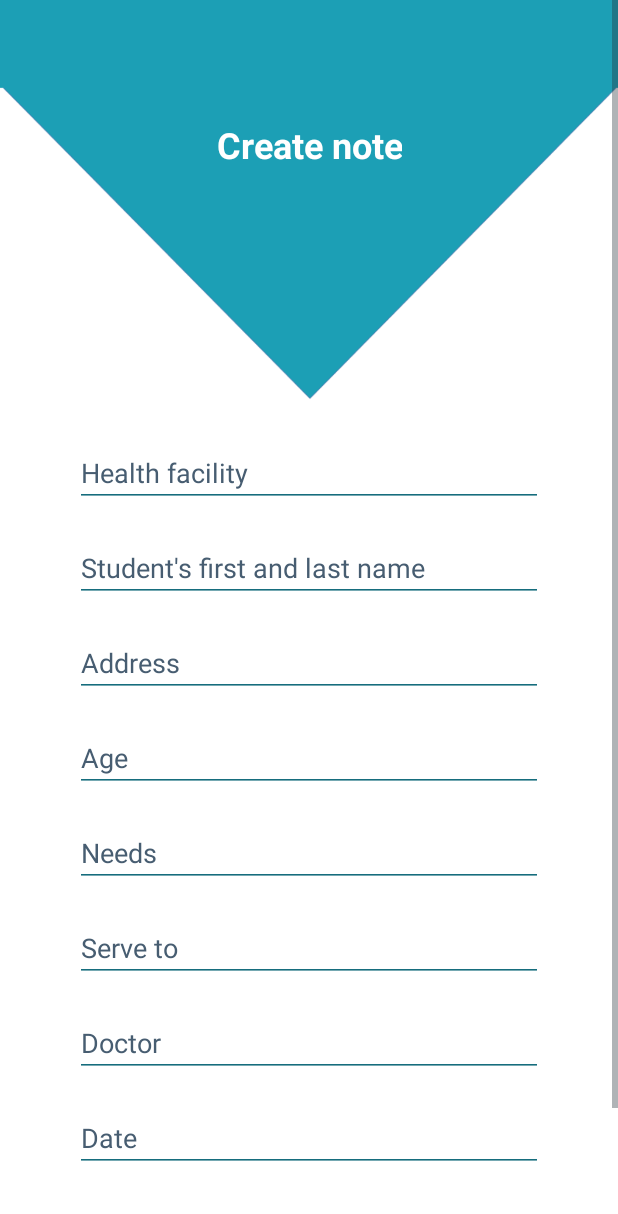
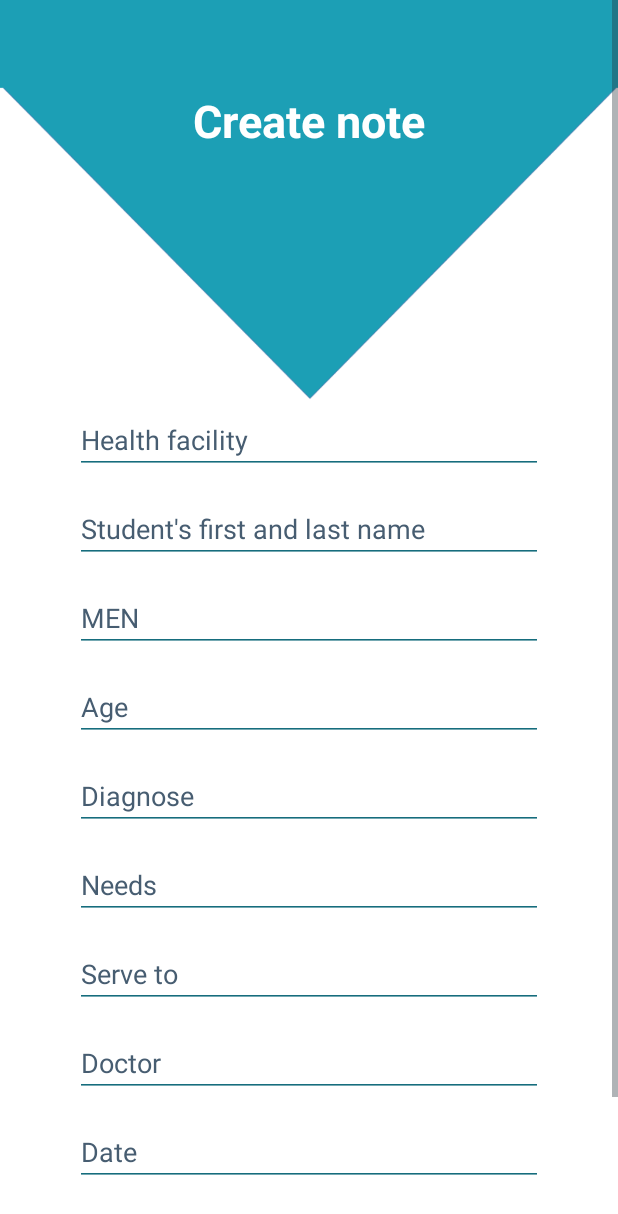
Before and after one commit to sabaton1111/MediNote-Android-master, an Android app: the fragment Create_fragment shown on its own in the app's theme, on a phone screen of 412 x 824 dp. Shown: the top 1214 px of the screen. Run offline under Robolectric (Android 15) with nearby library versions, the phone set to English and light mode, and no system bars.

Commit message:
Progress on adding medical note

```diff
--- a/app/src/main/java/com/skullybunny/medinoteservices/medinote/Create_fragment.java
+++ b/app/src/main/java/com/skullybunny/medinoteservices/medinote/Create_fragment.java
@@ -6,13 +6,27 @@ import android.os.Bundle;
 import android.view.LayoutInflater;
 import android.view.View;
 import android.view.ViewGroup;
+import android.widget.Button;
+import android.widget.EditText;
 
 public class Create_fragment extends Fragment{
+
+    EditText mEditTextHealthFacilityName;
+    EditText mEditTextStudentName;
+    EditText mEditTextMEN;
+    EditText mEditTextAge;
+    EditText mEditTextDiagnose;
+    EditText mEditTextNeeds;
+    EditText mEditTextServeTo;
+    EditText mEditTextDoctor;
+    EditText mEditTextDate;
+    Button mBtnCreateMedicalNote;
+    MedicalNoteAddDTO mMedicalNoteAddDTO;
 
     private void ChangeFragment(Fragment fragment, boolean addReverseTransaction)
     {
         FragmentTransaction fragmentTransaction = getFragmentManager().beginTransaction();
-        fragmentTransaction.replace(R.id.container_home, fragment);
+        fragmentTransaction.replace(R.id.container, fragment);
         if (addReverseTransaction)
         {
             fragmentTransaction.addToBackStack(null);
@@ -24,7 +38,40 @@ public class Create_fragment extends Fragment{
     public View onCreateView(LayoutInflater inflater, ViewGroup container, Bundle savedInstanceState) {
         View view = inflater.inflate(R.layout.create_fragment, container, false);
 
+        initializeViews(view);
+
+        mBtnCreateMedicalNote.setOnClickListener(new View.OnClickListener() {
+            @Override
+            public void onClick(View v) {
+                handleCreateMedicalNoteClick();
+            }
+        });
+        fillMedicalNote();
 
         return view;
     }
+
+    private void fillMedicalNote()
+    {
+
+    }
+
+    private void initializeViews(View view)
+    {
+        mEditTextHealthFacilityName = (EditText) view.findViewById(R.id.editTextHealthFacilityCreate);
+        mEditTextStudentName = (EditText) view.findViewById(R.id.editTextStudentNameCreate);
+        mEditTextMEN = (EditText) view.findViewById(R.id.editTextMENCreate);
+        mEditTextAge = (EditText) view.findViewById(R.id.editTextAgeCreate);
+        mEditTextDiagnose = (EditText) view.findViewById(R.id.editTextDiagnoseCreate);
+        mEditTextNeeds = (EditText) view.findViewById(R.id.editTextNeedsCreate);
+        mEditTextServeTo = (EditText) view.findViewById(R.id.editTextServeCreateNote);
+        mEditTextDoctor = (EditText) view.findViewById(R.id.editTextDoctorCreateNote);
+        mEditTextDate = (EditText) view.findViewById(R.id.editTextDateCreateNote);
+        mBtnCreateMedicalNote = (Button) view.findViewById(R.id.buttonCreateNote);
+    }
+
+    private void handleCreateMedicalNoteClick()
+    {
+        mMedicalNoteAddDTO = new MedicalNoteAddDTO();
+    }
 }
--- a/app/src/main/java/com/skullybunny/medinoteservices/medinote/MediNoteWebAPI.java
+++ b/app/src/main/java/com/skullybunny/medinoteservices/medinote/MediNoteWebAPI.java
@@ -30,4 +30,7 @@ public interface MediNoteWebAPI {
 
     @GET("api/medicalnotes/{men}")
     Call<MedicalNote> getMedicalNoteByMEN(@Path("men") String men, @Header("Authorization") String token);
+
+    @POST("api/medicalnotes")
+    Call<Void> addMedicalNote(@Body MedicalNote medicalNote, @Header("Authorization") String token);
 }
--- a/app/src/main/java/com/skullybunny/medinoteservices/medinote/MedicalNote.java
+++ b/app/src/main/java/com/skullybunny/medinoteservices/medinote/MedicalNote.java
@@ -57,6 +57,11 @@ public class MedicalNote {
 
     @SerializedName("MEN")
     private String men;
+
+    public MedicalNote()
+    {
+
+    }
 
     public int getId() {
         return id;
--- a/app/src/main/java/com/skullybunny/medinoteservices/medinote/Registration_fragment.java
+++ b/app/src/main/java/com/skullybunny/medinoteservices/medinote/Registration_fragment.java
@@ -22,7 +22,7 @@ public class Registration_fragment extends Fragment {
 
     Activity mActivity;
     MediNoteWebAPI mMediNoteWebAPI;
-    Button mRegisterButton;
+    Button mBtnRegister;
     EditText mEditTextName;
     EditText mEditTextUIN;
     EditText mEditTextPosition;
@@ -55,7 +55,7 @@ public class Registration_fragment extends Fragment {
     public View onCreateView(LayoutInflater inflater, ViewGroup container, Bundle savedInstanceState) {
         View view = inflater.inflate(R.layout.registration_fragment, container, false);
 
-        mRegisterButton = (Button) view.findViewById(R.id.buttonRegisterDoctor);
+        mBtnRegister = (Button) view.findViewById(R.id.buttonRegisterDoctor);
         mEditTextName = (EditText) view.findViewById(R.id.editTextDoctorName);
         mEditTextUIN = (EditText) view.findViewById(R.id.editTextUIN);
         mEditTextPosition = (EditText) view.findViewById(R.id.editTextPosition);
@@ -66,7 +66,7 @@ public class Registration_fragment extends Fragment {
         mEditTextPassword = (EditText) view.findViewById(R.id.editTextDoctorPassword);
         mEditTextConfirmPassword = (EditText) view.findViewById(R.id.editTextDoctorPasswordRepeat);
 
-        mRegisterButton.setOnClickListener(
+        mBtnRegister.setOnClickListener(
                 new View.OnClickListener() {
                     @Override
                     public void onClick(View view) {
--- a/app/src/main/res/layout/create_fragment.xml
+++ b/app/src/main/res/layout/create_fragment.xml
@@ -16,7 +16,8 @@
             android:layout_alignParentStart="true">
             <RelativeLayout
                 android:layout_width="match_parent"
-                android:layout_height="match_parent">
+                android:layout_height="wrap_content"
+                >
                 <ImageView
                     android:id="@+id/background_one"
                     android:layout_width="match_parent"
@@ -25,18 +26,17 @@
                     android:layout_height="wrap_content"
                     />
 
-
                 <TextView
                     android:text="@string/create_note1"
-                    android:layout_width="wrap_content"
+                    android:layout_width="match_parent"
+                    android:id="@+id/textView"
                     android:layout_height="wrap_content"
                     android:layout_marginStart="30dp"
-                    android:layout_marginTop="80dp"
-                    android:textColor="@android:color/white"
-                    android:id="@+id/textView"
-                    android:textSize="24sp"
+                    android:layout_marginTop="60dp"
+                    android:textSize="30sp"
                     android:textStyle="bold"
                     android:textAlignment="center"
+                    android:textColor="@android:color/white"
                     android:layout_centerHorizontal="true"/>
 
                 <EditText
@@ -44,7 +44,8 @@
                     android:layout_height="wrap_content"
                     android:id="@+id/editTextHealthFacilityCreate"
                     android:layout_below="@+id/textView"
-                    android:layout_marginTop="180dp"
+                    android:layout_marginTop="170dp"
+                    android:textColor="@color/colorPrimaryDark"
                     android:hint="@string/health_facility"
                     android:textColorHint="@color/hintTextColor"
                     android:theme="@style/MyEditTextTheme"
@@ -60,49 +61,67 @@
                     android:hint="@string/student_s_first_and_last_name"
                     android:layout_below="@+id/editTextHealthFacilityCreate"
                     android:textColorHint="@color/hintTextColor"
-                    android:layout_marginTop="18dp"
+                    android:layout_marginTop="14dp"
                     android:theme="@style/MyEditTextTheme"
                     android:layout_marginLeft="50dp"
                     android:ems="10"
+                    android:textColor="@color/colorPrimaryDark"
                     android:layout_marginRight="50dp"/>
 
                 <EditText
                     android:layout_width="match_parent"
                     android:layout_height="wrap_content"
-                    android:id="@+id/editTextAddressCreate"
+                    android:id="@+id/editTextMENCreate"
                     android:layout_below="@+id/editTextStudentNameCreate"
-                    android:layout_marginTop="18dp"
-                    android:hint="@string/address"
+                    android:layout_marginTop="14dp"
+                    android:hint="@string/MEN"
+                    android:inputType="number"
                     android:textColorHint="@color/hintTextColor"
                     android:theme="@style/MyEditTextTheme"
                     android:layout_marginLeft="50dp"
                     android:ems="10"
+                    android:textColor="@color/colorPrimaryDark"
                     android:layout_marginRight="50dp"/>
 
                 <EditText
                     android:layout_width="match_parent"
                     android:layout_height="wrap_content"
                     android:id="@+id/editTextAgeCreate"
-                    android:layout_below="@+id/editTextAddressCreate"
-                    android:layout_marginTop="18dp"
+                    android:layout_below="@+id/editTextMENCreate"
+                    android:layout_marginTop="14dp"
                     android:hint="@string/age"
                     android:theme="@style/MyEditTextTheme"
                     android:layout_marginLeft="50dp"
                     android:ems="10"
+                    android:textColor="@color/colorPrimaryDark"
                     android:textColorHint="@color/hintTextColor"
                     android:layout_marginRight="50dp"/>
-
 
                 <EditText
                     android:layout_width="match_parent"
                     android:layout_height="wrap_content"
-                    android:id="@+id/editTextNeedsCreate"
+                    android:id="@+id/editTextDiagnoseCreate"
                     android:layout_below="@+id/editTextAgeCreate"
                     android:textColorHint="@color/hintTextColor"
-                    android:layout_marginTop="18dp"
+                    android:layout_marginTop="14dp"
                     android:theme="@style/MyEditTextTheme"
                     android:layout_marginLeft="50dp"
                     android:ems="10"
+                    android:textColor="@color/colorPrimaryDark"
+                    android:hint="@string/diagnose"
+                    android:layout_marginRight="50dp"
+                    />
+                <EditText
+                    android:layout_width="match_parent"
+                    android:layout_height="wrap_content"
+                    android:id="@+id/editTextNeedsCreate"
+                    android:layout_below="@+id/editTextDiagnoseCreate"
+                    android:textColorHint="@color/hintTextColor"
+                    android:layout_marginTop="14dp"
+                    android:theme="@style/MyEditTextTheme"
+                    android:layout_marginLeft="50dp"
+                    android:ems="10"
+                    android:textColor="@color/colorPrimaryDark"
                     android:hint="@string/needs"
                     android:layout_marginRight="50dp"/>
 
@@ -112,10 +131,11 @@
                     android:layout_height="wrap_content"
                     android:id="@+id/editTextServeCreateNote"
                     android:layout_below="@+id/editTextNeedsCreate"
-                    android:layout_marginTop="18dp"
+                    android:layout_marginTop="14dp"
                     android:theme="@style/MyEditTextTheme"
                     android:layout_marginLeft="50dp"
                     android:ems="10"
+                    android:textColor="@color/colorPrimaryDark"
                     android:hint="@string/serve_to"
                     android:textColorHint="@color/hintTextColor"
                     android:layout_marginRight="50dp"/>
@@ -125,11 +145,12 @@
                     android:layout_height="wrap_content"
                     android:id="@+id/editTextDoctorCreateNote"
                     android:layout_below="@+id/editTextServeCreateNote"
-                    android:layout_marginTop="18dp"
+                    android:layout_marginTop="14dp"
                     android:textColorHint="@color/hintTextColor"
                     android:layout_marginLeft="50dp"
                     android:theme="@style/MyEditTextTheme"
                     android:ems="10"
+                    android:textColor="@color/colorPrimaryDark"
                     android:hint="@string/doctor"
                     android:layout_marginRight="50dp"/>
 
@@ -137,11 +158,12 @@
                 <EditText
                     android:layout_width="match_parent"
                     android:layout_height="wrap_content"
-                    android:id="@+id/editTextDataCreateNote"
+                    android:id="@+id/editTextDateCreateNote"
                     android:layout_below="@+id/editTextDoctorCreateNote"
-                    android:layout_marginTop="18dp"
+                    android:layout_marginTop="14dp"
                     android:layout_marginLeft="50dp"
                     android:ems="10"
+                    android:textColor="@color/colorPrimaryDark"
                     android:hint="@string/date"
                     android:textColorHint="@color/hintTextColor"
                     android:theme="@style/MyEditTextTheme"
@@ -155,11 +177,11 @@
                     android:layout_marginTop="40dp"
                     android:layout_width="match_parent"
                     android:layout_height="wrap_content"
-                    android:id="@+id/button"
+                    android:id="@+id/buttonCreateNote"
                     android:layout_marginRight="25dp"
                     android:layout_marginLeft="25dp"
+                    android:layout_below="@+id/editTextDateCreateNote"
                     android:textSize="18sp"
-                    android:layout_below="@+id/editTextDataCreateNote"
                     android:layout_marginBottom="30dp" />
             </RelativeLayout>
 
--- a/app/src/main/res/layout/main_fragment.xml
+++ b/app/src/main/res/layout/main_fragment.xml
@@ -189,7 +189,7 @@
                             <EditText
                                 android:layout_width="match_parent"
                                 android:layout_height="wrap_content"
-                                android:id="@+id/editTextDataCreateNote"
+                                android:id="@+id/editTextDateCreateNote"
                                 android:layout_below="@+id/editTextDoctorCreateNote"
                                 android:layout_marginTop="14dp"
                                 android:layout_marginLeft="50dp"
@@ -211,7 +211,7 @@
                                 android:id="@+id/buttonCreateNote"
                                 android:layout_marginRight="25dp"
                                 android:layout_marginLeft="25dp"
-                                android:layout_below="@+id/editTextDataCreateNote"
+                                android:layout_below="@+id/editTextDateCreateNote"
                                 android:textSize="18sp"
                                 android:layout_marginBottom="30dp" />
                         </RelativeLayout>
```
Also changed, not shown: app/src/main/java/com/skullybunny/medinoteservices/medinote/MedicalNoteAddDTO.java (added, +104 -0 lines), 11 other files.
